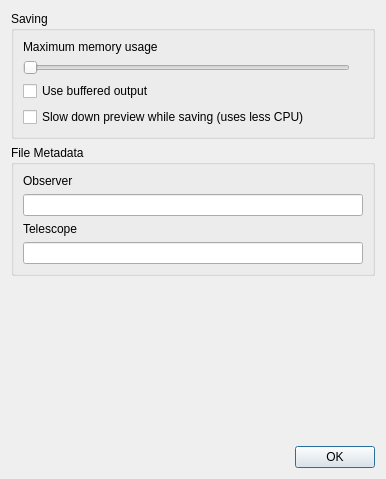
The window that src/configurationdialog.ui (GuLinux/PlanetaryImager) describes before a commit, drawn with Qt 5.
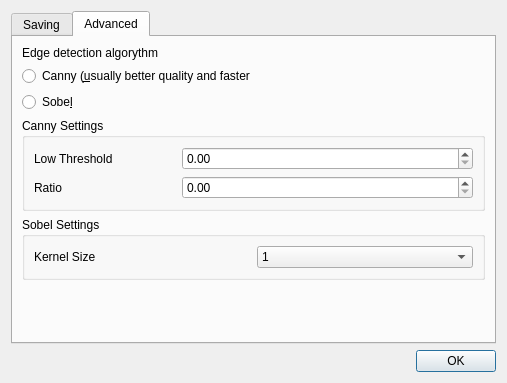
The same window after the commit.

Commit message: Settings for edge detection algorithms

The edit to the form file:
```diff
--- a/src/configurationdialog.ui
+++ b/src/configurationdialog.ui
@@ -6,18 +6,38 @@
    <rect>
     <x>0</x>
     <y>0</y>
-    <width>386</width>
-    <height>479</height>
+    <width>507</width>
+    <height>383</height>
    </rect>
   </property>
   <property name="windowTitle">
    <string>Configuration</string>
   </property>
-  <layout class="QVBoxLayout" name="verticalLayout">
-   <item>
-    <widget class="QGroupBox" name="groupBox">
-     <property name="title">
+  <layout class="QGridLayout" name="gridLayout_3">
+   <item row="2" column="0">
+    <widget class="QDialogButtonBox" name="buttonBox">
+     <property name="orientation">
+      <enum>Qt::Horizontal</enum>
+     </property>
+     <property name="standardButtons">
+      <set>QDialogButtonBox::Ok</set>
+     </property>
+    </widget>
+   </item>
+   <item row="1" column="0">
+    <widget class="QTabWidget" name="saving">
+     <property name="currentIndex">
+      <number>1</number>
+     </property>
+     <widget class="QWidget" name="saving">
+      <attribute name="title">
       <string>Saving</string>
+      </attribute>
+      <layout class="QGridLayout" name="gridLayout_2">
+       <item row="0" column="0">
+        <widget class="QGroupBox" name="groupBox">
+         <property name="title">
+          <string>Performance</string>
      </property>
      <layout class="QGridLayout" name="gridLayout">
       <item row="1" column="1">
@@ -58,10 +78,7 @@
         </property>
        </widget>
       </item>
-     </layout>
-    </widget>
-   </item>
-   <item>
+          <item row="4" column="0">
     <widget class="QGroupBox" name="groupBox_2">
      <property name="title">
       <string>File Metadata</string>
@@ -98,7 +115,7 @@
      </layout>
     </widget>
    </item>
-   <item>
+          <item row="5" column="0">
     <spacer name="verticalSpacer">
      <property name="orientation">
       <enum>Qt::Vertical</enum>
@@ -111,14 +128,135 @@
      </property>
     </spacer>
    </item>
+         </layout>
+        </widget>
+       </item>
+      </layout>
+     </widget>
+     <widget class="QWidget" name="advanced">
+      <attribute name="title">
+       <string>Advanced</string>
+      </attribute>
+      <layout class="QVBoxLayout" name="verticalLayout_3">
    <item>
-    <widget class="QDialogButtonBox" name="buttonBox">
+        <widget class="QLabel" name="label_4">
+         <property name="text">
+          <string>Edge detection algorythm</string>
+         </property>
+        </widget>
+       </item>
+       <item>
+        <widget class="QRadioButton" name="edge_canny">
+         <property name="text">
+          <string>Canny (&amp;usually better quality and faster</string>
+         </property>
+        </widget>
+       </item>
+       <item>
+        <widget class="QRadioButton" name="edge_sobel">
+         <property name="text">
+          <string>Sobe&amp;l</string>
+         </property>
+        </widget>
+       </item>
+       <item>
+        <widget class="QGroupBox" name="cannySettingsBox">
+         <property name="title">
+          <string>Canny Settings</string>
+         </property>
+         <layout class="QGridLayout" name="gridLayout_4">
+          <item row="0" column="0">
+           <widget class="QLabel" name="label_5">
+            <property name="text">
+             <string>Low Threshold</string>
+            </property>
+           </widget>
+          </item>
+          <item row="2" column="0">
+           <widget class="QLabel" name="label_6">
+            <property name="text">
+             <string>Ratio</string>
+            </property>
+           </widget>
+          </item>
+          <item row="0" column="1" colspan="2">
+           <widget class="QDoubleSpinBox" name="cannyThreshold">
+            <property name="maximum">
+             <double>100.000000000000000</double>
+            </property>
+            <property name="singleStep">
+             <double>0.100000000000000</double>
+            </property>
+           </widget>
+          </item>
+          <item row="2" column="1" colspan="2">
+           <widget class="QDoubleSpinBox" name="cannyRatio">
+            <property name="maximum">
+             <double>10.000000000000000</double>
+            </property>
+            <property name="singleStep">
+             <double>0.100000000000000</double>
+            </property>
+           </widget>
+          </item>
+         </layout>
+        </widget>
+       </item>
+       <item>
+        <widget class="QGroupBox" name="sobelSettingsBox">
+         <property name="title">
+          <string>Sobel Settings</string>
+         </property>
+         <layout class="QGridLayout" name="gridLayout_5">
+          <item row="0" column="0">
+           <widget class="QLabel" name="label_7">
+            <property name="text">
+             <string>Kernel Size</string>
+            </property>
+           </widget>
+          </item>
+          <item row="0" column="1">
+           <widget class="QComboBox" name="sobelKernel">
+            <item>
+             <property name="text">
+              <string>1</string>
+             </property>
+            </item>
+            <item>
+             <property name="text">
+              <string>3</string>
+             </property>
+            </item>
+            <item>
+             <property name="text">
+              <string>5</string>
+             </property>
+            </item>
+            <item>
+             <property name="text">
+              <string>7</string>
+             </property>
+            </item>
+           </widget>
+          </item>
+         </layout>
+        </widget>
+       </item>
+       <item>
+        <spacer name="verticalSpacer_2">
      <property name="orientation">
-      <enum>Qt::Horizontal</enum>
-     </property>
-     <property name="standardButtons">
-      <set>QDialogButtonBox::Ok</set>
-     </property>
+          <enum>Qt::Vertical</enum>
+         </property>
+         <property name="sizeHint" stdset="0">
+          <size>
+           <width>20</width>
+           <height>0</height>
+          </size>
+         </property>
+        </spacer>
+       </item>
+      </layout>
+     </widget>
     </widget>
    </item>
   </layout>
```
Lines whose indentation alone changed are shown as unchanged. The commit also changes 6 other files.
